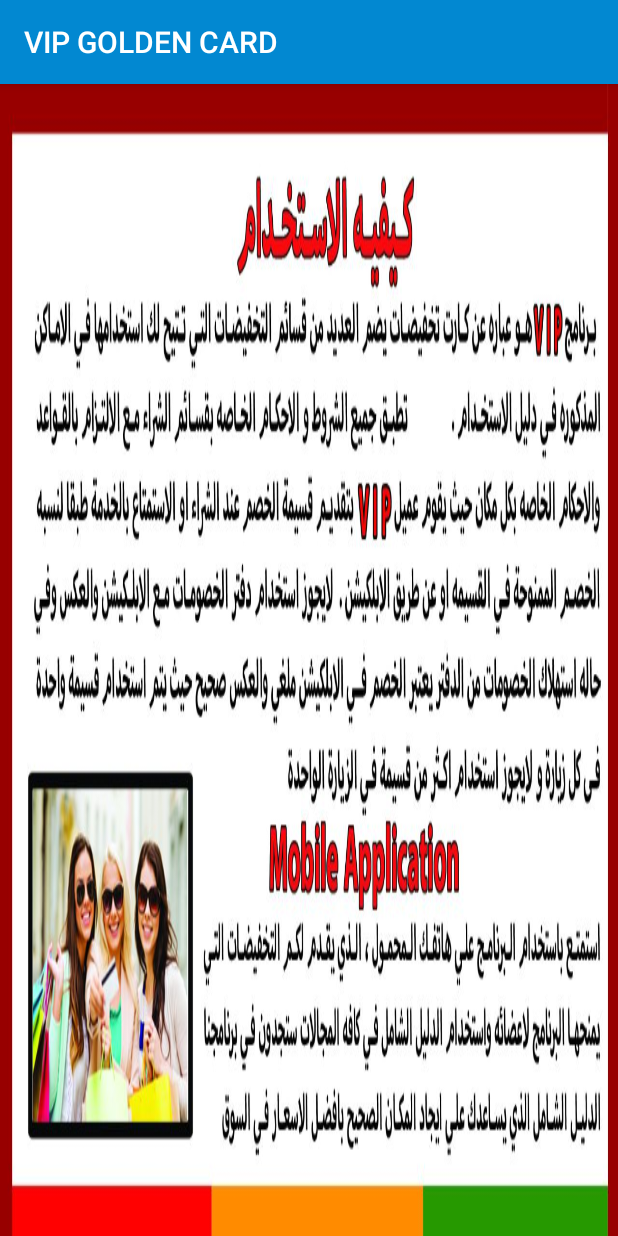
After one commit to mahmoudelgamal1997/firebase, an Android app: the usingcard screen opened directly, with no data from a screen before it, on a phone screen of 412 x 824 dp. The commit adds this screen. Run offline under Robolectric (Android 15) with nearby library versions, the phone set to English and light mode, and no system bars; our stand-ins replace sdp/ssp sizes.

Commit message:
adding using info activity

```diff
--- /dev/null
+++ b/app/src/main/java/com/example2017/android/firebase/usingcard.java
@@ -0,0 +1,13 @@
+package com.example2017.android.firebase;
+
+import android.support.v7.app.AppCompatActivity;
+import android.os.Bundle;
+
+public class usingcard extends AppCompatActivity {
+
+    @Override
+    protected void onCreate(Bundle savedInstanceState) {
+        super.onCreate(savedInstanceState);
+        setContentView(R.layout.activity_usingcard);
+    }
+}
--- a/app/src/main/res/layout-normal/activity_check_code.xml
+++ b/app/src/main/res/layout-normal/activity_check_code.xml
@@ -162,10 +162,10 @@
             android:text="استعلام"
             android:id="@+id/bb"
             android:onClick="but"
-            android:layout_marginLeft="@dimen/_70sdp"
+            android:layout_marginLeft="@dimen/_25sdp"
             android:layout_marginTop="@dimen/_60sdp"
             android:textColor="#FFFFFF"
-            android:background="@drawable/mm"
+            android:background="@drawable/checkbut"
             />
         <RelativeLayout
             android:layout_width="match_parent"
--- /dev/null
+++ b/app/src/main/res/layout/activity_usingcard.xml
@@ -0,0 +1,17 @@
+<?xml version="1.0" encoding="utf-8"?>
+<RelativeLayout xmlns:android="http://schemas.android.com/apk/res/android"
+    xmlns:tools="http://schemas.android.com/tools"
+    android:layout_width="match_parent"
+    android:layout_height="match_parent"
+    tools:context="com.example2017.android.firebase.usingcard">
+
+    <ImageView
+        android:layout_width="match_parent"
+        android:layout_height="match_parent"
+        android:id="@+id/imageView12"
+        android:layout_alignParentTop="true"
+        android:layout_alignParentStart="true"
+        android:background="@drawable/howuse"
+        android:scaleType="fitXY"
+        />
+</RelativeLayout>
```
Also changed, not shown: app/src/main/AndroidManifest.xml (+1 -6 lines), app/src/main/java/com/example2017/android/firebase/MainActivity.java (+7 -0 lines), app/src/main/res/layout-large/activity_main.xml (+19 -6 lines), app/src/main/res/layout-normal/activity_main.xml (+16 -1 lines), app/src/main/res/layout-small/activity_main.xml (+15 -2 lines), app/src/main/res/layout-xlarge/activity_check_code.xml (+4 -3 lines), app/src/main/res/layout-xlarge/activity_main.xml (+19 -6 lines), app/src/main/res/layout/activity_main.xml (+12 -0 lines), app/src/main/res/drawable/checkbut.png (added), app/src/main/res/drawable/howuse.jpg (added), app/src/main/res/drawable/using.png (added).
